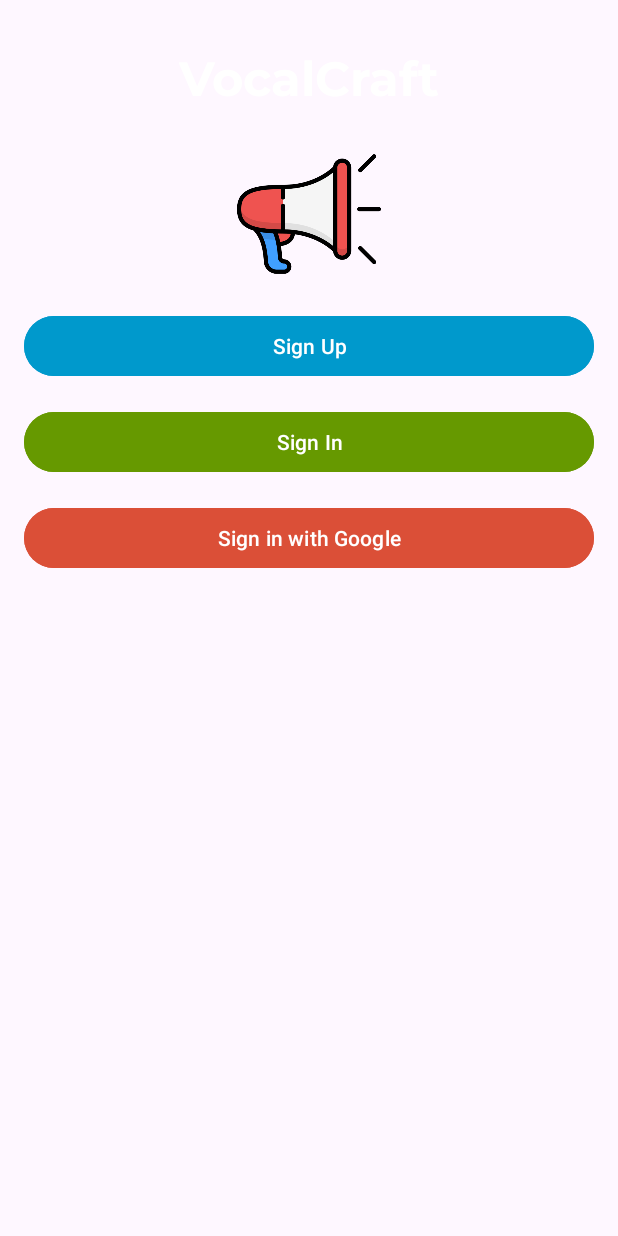
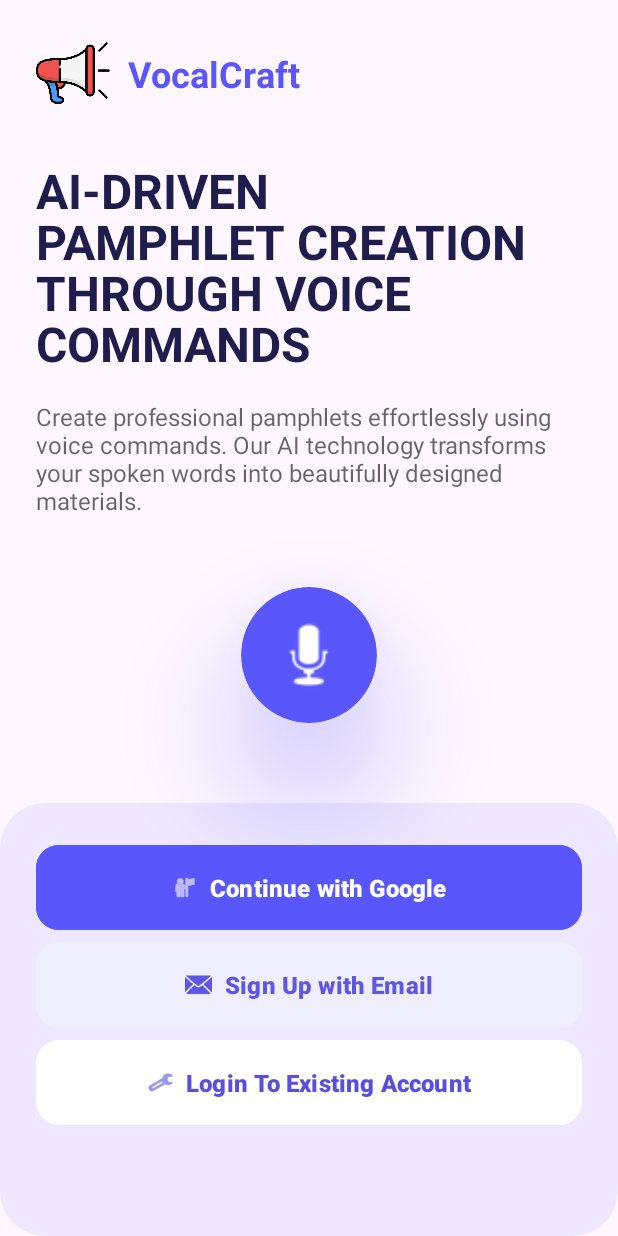
Before and after one commit to StrikerAli/VocalCraft, an Android app: the screen it shows after launch (SigninMenuActivity), on a phone screen of 412 x 824 dp. Run offline under Robolectric (Android 15) with nearby library versions, the phone set to English and light mode, and no system bars; our stand-ins replace Firebase (no records; nobody signed in at launch, a user with empty details on screens opened directly).

Commit message:
first draft to signin_menu.xml

```diff
--- a/app/src/main/res/layout/signin_menu.xml
+++ b/app/src/main/res/layout/signin_menu.xml
@@ -1,76 +1,185 @@
 <?xml version="1.0" encoding="utf-8"?>
-<androidx.constraintlayout.widget.ConstraintLayout xmlns:android="http://schemas.android.com/apk/res/android"
+<androidx.constraintlayout.widget.ConstraintLayout
+    xmlns:android="http://schemas.android.com/apk/res/android"
     xmlns:app="http://schemas.android.com/apk/res-auto"
-    xmlns:tools="http://schemas.android.com/tools"
     android:layout_width="match_parent"
-    android:layout_height="match_parent"
-    tools:context=".SigninMenuActivity">
+    android:layout_height="match_parent">
 
-    <!-- Title text "VocalCraft" -->
+    <!-- Icon -->
+    <ImageView
+        android:id="@+id/iconImage"
+        android:layout_width="0dp"
+        android:layout_height="0dp"
+        app:layout_constraintWidth_percent="0.12"
+        app:layout_constraintDimensionRatio="1:1"
+        android:layout_marginStart="24dp"
+        android:layout_marginTop="24dp"
+        app:layout_constraintStart_toStartOf="parent"
+        app:layout_constraintTop_toTopOf="parent"
+        app:srcCompat="@drawable/megaphone" />
+
+    <!-- Title -->
     <TextView
         android:id="@+id/titleText"
         android:layout_width="wrap_content"
         android:layout_height="wrap_content"
         android:text="VocalCraft"
         android:textStyle="bold"
+        android:textSize="24sp"
+        android:textColor="#5956fb"
+        android:layout_marginStart="12dp"
+        app:layout_constraintStart_toEndOf="@id/iconImage"
+        app:layout_constraintTop_toTopOf="@id/iconImage"
+        app:layout_constraintBottom_toBottomOf="@id/iconImage" />
+
+    <!-- Feature Text -->
+    <TextView
+        android:id="@+id/featureText"
+        android:layout_width="0dp"
+        android:layout_height="wrap_content"
+        android:text="AI-DRIVEN\nPAMPHLET CREATION\nTHROUGH VOICE\nCOMMANDS"
         android:textSize="32sp"
-        android:fontFamily="@font/montserrat_bold_italic"
-        android:textColor="@android:color/white"
+        android:textStyle="bold"
+        android:textColor="#1f1d4c"
+        android:lineSpacingMultiplier="0.9"
+        android:layout_marginHorizontal="24dp"
         android:layout_marginTop="32dp"
-        app:layout_constraintTop_toTopOf="parent"
         app:layout_constraintStart_toStartOf="parent"
         app:layout_constraintEnd_toEndOf="parent"
-        app:layout_constraintBottom_toTopOf="@id/iconImage" />
+        app:layout_constraintTop_toBottomOf="@id/iconImage"/>
 
-    <!-- Icon in the middle of the screen -->
-    <ImageView
-        android:id="@+id/iconImage"
-        android:layout_width="96dp"
-        android:layout_height="96dp"
-        android:layout_margin="16dp"
-        app:layout_constraintTop_toBottomOf="@id/titleText"
+    <!-- Description -->
+    <TextView
+        android:id="@+id/descriptionText"
+        android:layout_width="0dp"
+        android:layout_height="wrap_content"
+        android:text="Create professional pamphlets effortlessly using voice commands. Our AI technology transforms your spoken words into beautifully designed materials."
+        android:textSize="16sp"
+        android:textColor="#99000000"
+        android:layout_marginHorizontal="24dp"
+        android:layout_marginTop="16dp"
         app:layout_constraintStart_toStartOf="parent"
         app:layout_constraintEnd_toEndOf="parent"
-        app:srcCompat="@drawable/megaphone" />
+        app:layout_constraintTop_toBottomOf="@id/featureText"/>
 
-    <!-- SignUp button -->
-    <Button
-        android:id="@+id/signUpButton"
+    <!-- Microphone Circle -->
+    <androidx.cardview.widget.CardView
+        android:id="@+id/microphoneContainer"
         android:layout_width="0dp"
-        android:layout_height="wrap_content"
-        android:layout_margin="16dp"
-        android:layout_marginTop="16dp"
-        android:backgroundTint="@android:color/holo_blue_dark"
-        android:text="Sign Up"
-        android:textColor="@android:color/white"
+        android:layout_height="0dp"
+        app:layout_constraintWidth_percent="0.22"
+        app:layout_constraintDimensionRatio="1:1"
+        app:cardBackgroundColor="#5956fb"
+        app:cardCornerRadius="1000dp"
+        app:cardElevation="24dp"
+        android:outlineSpotShadowColor="#5956fb"
+        android:outlineAmbientShadowColor="#5956fb"
+        android:stateListAnimator="@null"
+        android:elevation="24dp"
+        android:translationZ="24dp"
+        android:layout_marginTop="24dp"
+        app:layout_constraintVertical_bias="0.3"
+        app:layout_constraintStart_toStartOf="parent"
         app:layout_constraintEnd_toEndOf="parent"
-        app:layout_constraintStart_toStartOf="parent"
-        app:layout_constraintTop_toBottomOf="@+id/iconImage" />
+        app:layout_constraintBottom_toTopOf="@id/buttonContainer"
+        app:layout_constraintTop_toBottomOf="@id/descriptionText">
 
-    <!-- SignIn button -->
-    <Button
-        android:id="@+id/signInButton"
-        android:layout_width="0dp"
-        android:layout_height="wrap_content"
-        android:text="Sign In"
-        android:textColor="@android:color/white"
-        android:backgroundTint="@android:color/holo_green_dark"
-        android:layout_margin="16dp"
-        app:layout_constraintTop_toBottomOf="@id/signUpButton"
-        app:layout_constraintStart_toStartOf="parent"
-        app:layout_constraintEnd_toEndOf="parent" />
+        <ImageView
+            android:layout_width="match_parent"
+            android:layout_height="match_parent"
+            android:layout_gravity="center"
+            android:padding="16dp"
+            android:src="@android:drawable/ic_btn_speak_now"
+            app:tint="@android:color/white"/>
 
-    <!-- SignIn with Google button (same as previous) -->
-    <Button
-        android:id="@+id/googleSignInButton"
-        android:layout_width="0dp"
-        android:layout_height="wrap_content"
-        android:backgroundTint="#db4f37"
-        android:text="Sign in with Google"
-        android:textColor="@android:color/white"
-        android:layout_margin="16dp"
-        app:layout_constraintTop_toBottomOf="@id/signInButton"
-        app:layout_constraintStart_toStartOf="parent"
-        app:layout_constraintEnd_toEndOf="parent" />
+    </androidx.cardview.widget.CardView>
+
+    <!-- Button Container -->
+    <androidx.cardview.widget.CardView
+        android:id="@+id/buttonContainer"
+        android:layout_width="match_parent"
+        android:layout_height="0dp"
+        app:layout_constraintHeight_percent="0.35"
+        app:cardCornerRadius="30dp"
+        app:cardElevation="0dp"
+        app:cardBackgroundColor="#1A5956FB"
+        app:layout_constraintBottom_toBottomOf="parent">
+
+        <androidx.constraintlayout.widget.ConstraintLayout
+            android:layout_width="match_parent"
+            android:layout_height="match_parent"
+            android:padding="24dp">
+
+            <!-- Google Sign In -->
+            <com.google.android.material.button.MaterialButton
+                android:id="@+id/googleSignInButton"
+                android:layout_width="0dp"
+                android:layout_height="0dp"
+                app:layout_constraintHeight_percent="0.27"
+                android:text="Continue with Google"
+                android:textSize="16sp"
+                android:textStyle="bold"
+                android:backgroundTint="#5956fb"
+                android:textColor="@android:color/white"
+                app:cornerRadius="15dp"
+                app:elevation="8dp"
+                android:stateListAnimator="@null"
+                android:layout_marginBottom="8dp"
+                app:icon="@android:drawable/ic_menu_myplaces"
+                app:iconGravity="textStart"
+                app:iconPadding="8dp"
+                app:iconTint="@android:color/white"
+                app:layout_constraintTop_toTopOf="parent"
+                app:layout_constraintStart_toStartOf="parent"
+                app:layout_constraintEnd_toEndOf="parent"/>
+
+            <!-- Sign Up -->
+            <com.google.android.material.button.MaterialButton
+                android:id="@+id/signUpButton"
+                android:layout_width="0dp"
+                android:layout_height="0dp"
+                app:layout_constraintHeight_percent="0.27"
+                android:text="Sign Up with Email"
+                android:textSize="16sp"
+                android:textStyle="bold"
+                android:backgroundTint="#efeefe"
+                android:textColor="#5f56e3"
+                app:cornerRadius="15dp"
+                app:elevation="8dp"
+                android:stateListAnimator="@null"
+                android:layout_marginBottom="8dp"
+                app:icon="@android:drawable/ic_dialog_email"
+                app:iconGravity="textStart"
+                app:iconPadding="8dp"
+                app:iconTint="#5f56e3"
+                app:layout_constraintTop_toBottomOf="@id/googleSignInButton"
+                app:layout_constraintStart_toStartOf="parent"
+                app:layout_constraintEnd_toEndOf="parent"/>
+
+            <!-- Login -->
+            <com.google.android.material.button.MaterialButton
+                android:id="@+id/signInButton"
+                android:layout_width="0dp"
+                android:layout_height="0dp"
+                app:layout_constraintHeight_percent="0.27"
+                android:text="Login To Existing Account"
+                android:textSize="16sp"
+                android:textStyle="bold"
+                android:backgroundTint="#ffffff"
+                android:textColor="#5a4ee0"
+                app:cornerRadius="15dp"
+                app:elevation="8dp"
+                android:stateListAnimator="@null"
+                app:icon="@android:drawable/ic_menu_manage"
+                app:iconGravity="textStart"
+                app:iconPadding="8dp"
+                app:iconTint="#5a4ee0"
+                app:layout_constraintTop_toBottomOf="@id/signUpButton"
+                app:layout_constraintStart_toStartOf="parent"
+                app:layout_constraintEnd_toEndOf="parent"/>
+
+        </androidx.constraintlayout.widget.ConstraintLayout>
+
+    </androidx.cardview.widget.CardView>
 
 </androidx.constraintlayout.widget.ConstraintLayout>
```
